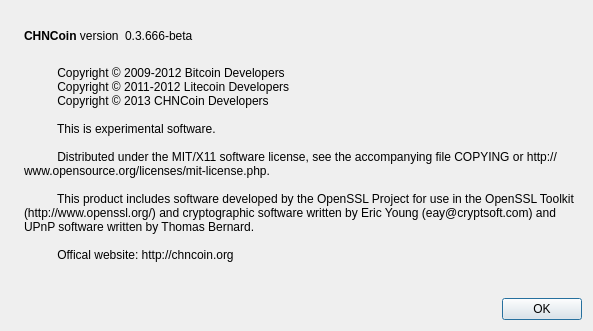
Old version of the form src/qt/forms/aboutdialog.ui in the repository bitwatts/BitOre.
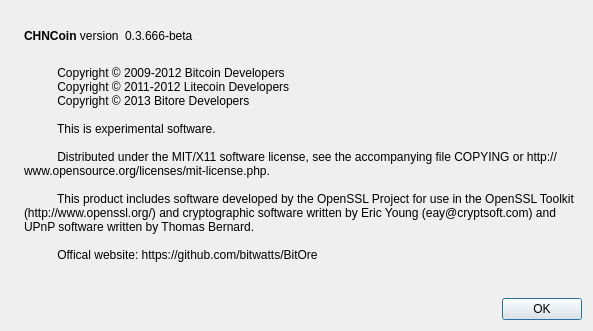
New version of the form. Icons and pictures are not drawn.

Diff of the .ui file:
```diff
--- a/src/qt/forms/aboutdialog.ui
+++ b/src/qt/forms/aboutdialog.ui
@@ -97,7 +97,7 @@
         <string>
           Copyright © 2009-2012 Bitcoin Developers
           Copyright © 2011-2012 Litecoin Developers
-          Copyright © 2013 CHNCoin Developers
+          Copyright © 2013 Bitore Developers
 
           This is experimental software.
 
@@ -105,7 +105,7 @@
 
           This product includes software developed by the OpenSSL Project for use in the OpenSSL Toolkit (http://www.openssl.org/) and cryptographic software written by Eric Young (eay@cryptsoft.com) and UPnP software written by Thomas Bernard.
 
-          Offical website: http://chncoin.org
+          Offical website: https://github.com/bitwatts/BitOre
         </string>
        </property>
        <property name="wordWrap">
```
